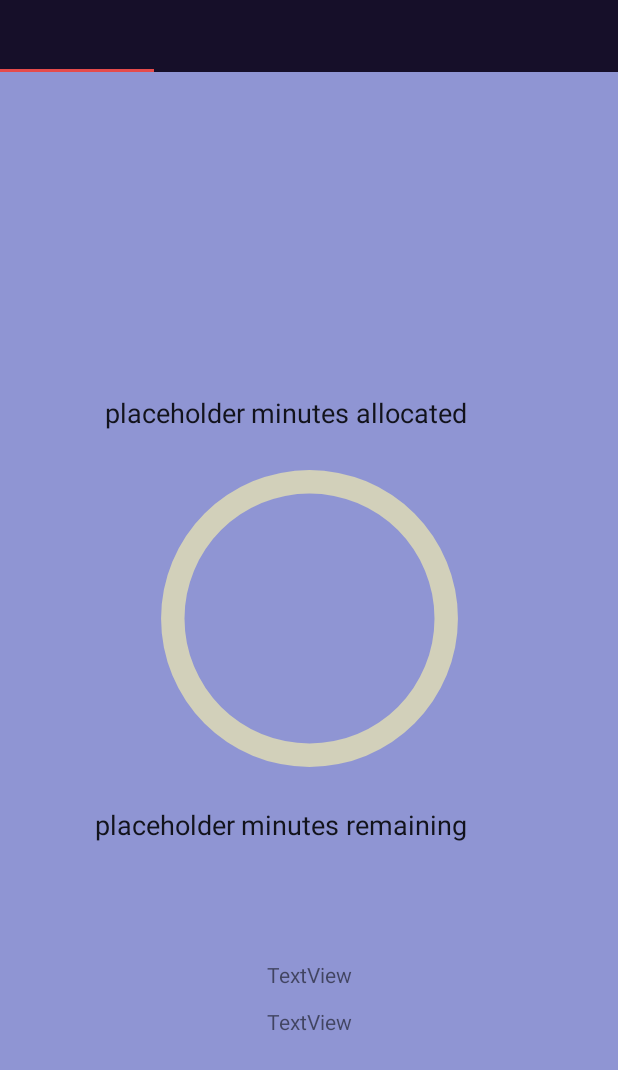
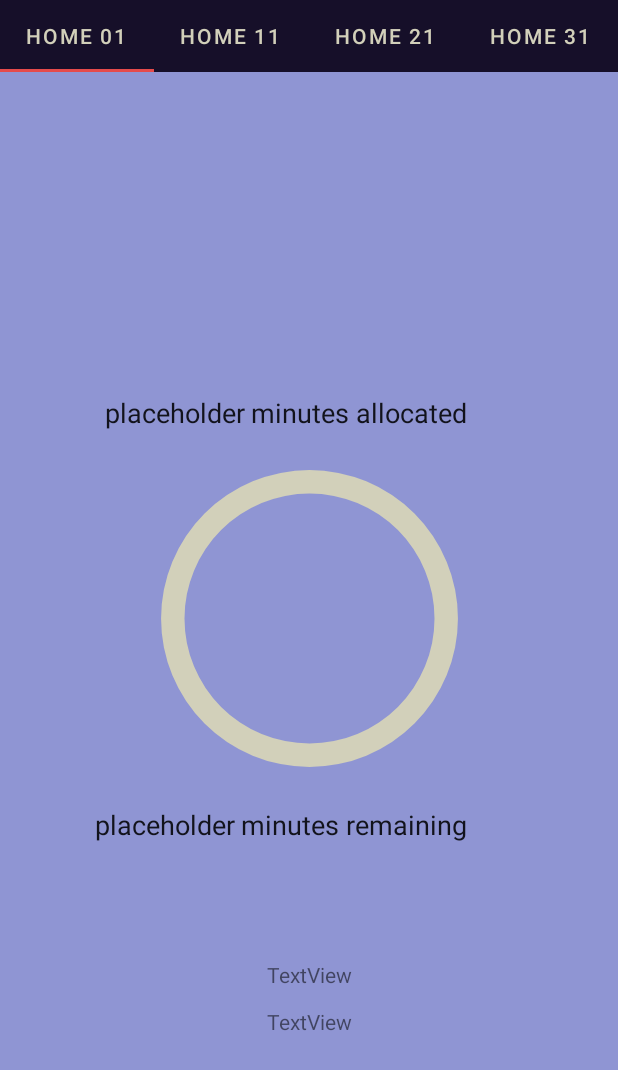
Before and after one commit to Oliver-Cross/ChronoBoss, an Android app: the screen it shows after launch (MainActivity), on a phone screen of 412 x 824 dp. Shown: the top 1070 px of the screen. Run offline under Robolectric (Android 15) with nearby library versions, the phone set to English and light mode, and no system bars; our stand-ins replace Room's generated code, data binding, navigation-ui.

Commit message:
trying to get swipe navigation functional with navigation bar visible

```diff
--- a/app/src/main/java/com/example/chronoboss/MainActivity.kt
+++ b/app/src/main/java/com/example/chronoboss/MainActivity.kt
@@ -35,18 +35,20 @@ class MainActivity : AppCompatActivity() {
         val fm: FragmentManager = supportFragmentManager
         val fragmentadapter: FragmentAdapter = FragmentAdapter(fm, lifecycle)
         viewpager.adapter = fragmentadapter
+
+
+        TabLayoutMediator(tablayout, viewpager,
+            object : TabLayoutMediator.TabConfigurationStrategy {
+                override fun onConfigureTab(tab: TabLayout.Tab, position: Int) {
+                    tab.setText("Home " + position+1)
+                }
+            }).attach()
+/*
         tablayout.addTab(tablayout.newTab().setText("Home"))
         tablayout.addTab(tablayout.newTab().setText("Stats"))
         tablayout.addTab(tablayout.newTab().setText("Progress"))
         tablayout.addTab(tablayout.newTab().setText("Settings"))
-
-        TabLayoutMediator(tablayout, viewpager,
-            object : TabLayoutMediator.TabConfigurationStrategy {
-                override fun onConfigureTab(tab: TabLayout.Tab, position: Int) {
-                }
-            }).attach()
-
-
+*/
 
 
         tablayout.addOnTabSelectedListener(object : TabLayout.OnTabSelectedListener {
--- a/app/src/main/res/layout/activity_main.xml
+++ b/app/src/main/res/layout/activity_main.xml
@@ -26,7 +26,6 @@
         app:layout_constraintEnd_toEndOf="parent"
         app:layout_constraintStart_toStartOf="parent"
         app:layout_constraintTop_toTopOf="parent"
-        app:tabIndicator="#D2D0BA"
         app:tabIndicatorColor="#E54B4B"
         app:tabTextColor="#D2D0BA" />
 
```
